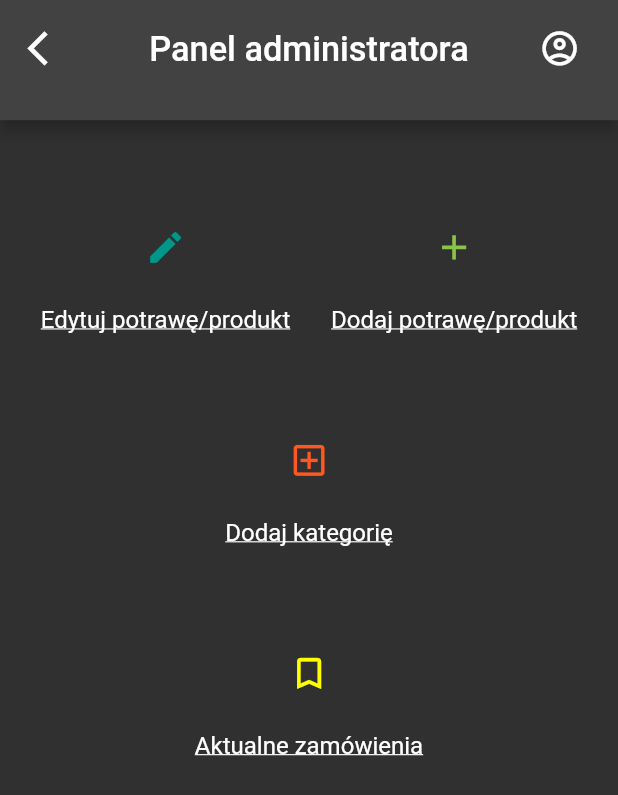
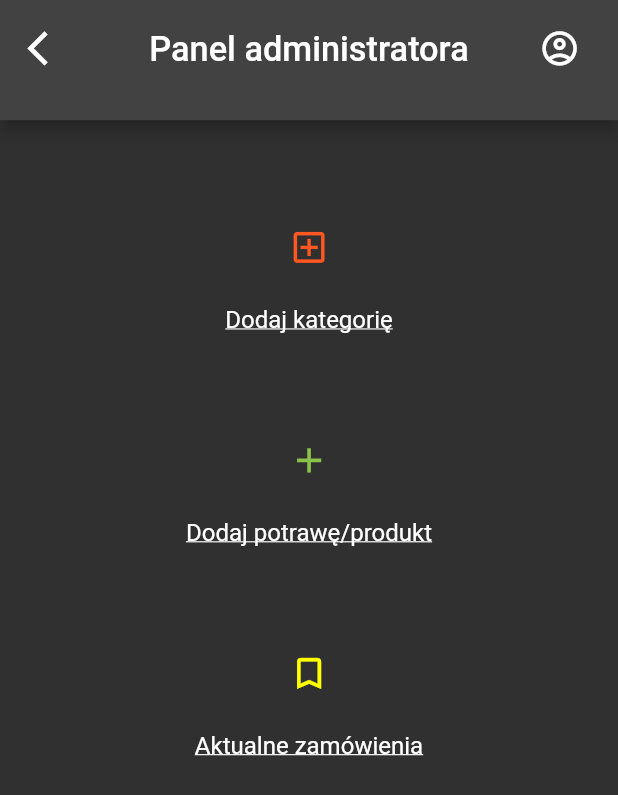
Before and after one commit to bibusDG/meal_orders, a Flutter app: the AdminPanelPage screen opened directly, on a phone screen of 412 x 824 dp. Shown: the top 795 px of the screen. Run offline on Flutter 3.47's test engine with Material 2 defaults, Android fonts, the phone set to English and light mode, and no system bars; our stand-ins replace cloud_firestore, firebase_core, flutter_slidable, get, responsive_framework; accounts and stored records are empty; generated files the repository leaves out were written again.

Commit message:
deal_the_meal 28.06.2023 g.09:00, working on add_edit meal page to have both using the same page

```diff
--- a/lib/controllers/meal_controller.dart
+++ b/lib/controllers/meal_controller.dart
@@ -8,6 +8,7 @@ class MealController extends GetxController{
   RxBool veganCheckBox = false.obs;
   RxBool meatCheckBox = false.obs;
   RxString chosenVariant = 'vegan'.obs;
+  RxBool editingMeal = false.obs;
 
   final _newMeal = MealModel(
       chosenVariant: '',
--- a/lib/pages/add_meal_page.dart
+++ b/lib/pages/add_meal_page.dart
@@ -50,7 +50,7 @@ class AddMealPage extends StatelessWidget {
             preferredSize: const Size.fromHeight(70.0),
             child: CustomAppBarWidget(
               user: _user,
-              appBarText: 'Dodaj produkt',
+              appBarText: mealController.editingMeal.value == false ? 'Dodaj produkt' : 'Edytuj produkt',
             ),
           ),
           bottomNavigationBar: ClipRRect(
--- a/lib/pages/admin_panel_page.dart
+++ b/lib/pages/admin_panel_page.dart
@@ -1,11 +1,11 @@
 import 'package:flutter/material.dart';
 import 'package:get/get.dart';
+import 'package:meal_orders/controllers/meal_controller.dart';
 import 'package:meal_orders/controllers/user_controller.dart';
 import 'package:meal_orders/myWidgets/custom_AppBar_widget.dart';
 import 'package:meal_orders/pages/actual_orders_page.dart';
 import 'package:meal_orders/pages/add_category_page.dart';
 import 'package:meal_orders/pages/add_meal_page.dart';
-import 'package:meal_orders/pages/edit_meal_page.dart';
 import 'package:responsive_framework/responsive_framework.dart';
 
 class AdminPanelPage extends StatelessWidget {
@@ -15,45 +15,23 @@ class AdminPanelPage extends StatelessWidget {
   Widget build(BuildContext context) {
 
     UserController _user = Get.find();
+    MealController mealController = Get.put(MealController());
 
     return ResponsiveScaledBox(
       width: 360,
       child: Scaffold(
         resizeToAvoidBottomInset: false,
         appBar: PreferredSize(
-          preferredSize: Size.fromHeight(70.0),
+          preferredSize: const Size.fromHeight(70.0),
           child: CustomAppBarWidget(
             user: _user,
             appBarText: 'Panel administratora',
           ),
         ),
-        body: Column(
+        body: Center(
+          child: Column(
             children: [
-            const SizedBox(height: 50.0,),
-            Row(
-              mainAxisAlignment: MainAxisAlignment.spaceEvenly,
-              children: [
-                Column(
-                  children: [
-                    IconButton(onPressed: (){
-                      Get.to(()=>const EditMealPage());
-                    }, icon: const Icon(Icons.edit, color: Colors.teal,)),
-                    const SizedBox(height: 10.0,),
-                    const Text('Edytuj potrawę/produkt', style: TextStyle(decoration: TextDecoration.underline))
-                  ],
-                ),
-                Column(
-                  children: [
-                    IconButton(onPressed: (){
-                      Get.to(()=>const AddMealPage());
-                    }, icon: const Icon(Icons.add, color: Colors.lightGreen),),
-                    const SizedBox(height: 10.0,),
-                    const Text('Dodaj potrawę/produkt', style: TextStyle(decoration: TextDecoration.underline),)
-                  ],
-                )
-              ],
-            ),
-            const SizedBox(height: 50.0,),
+              const SizedBox(height: 50.0),
               Column(
                 children: [
                   IconButton(onPressed: (){
@@ -62,6 +40,17 @@ class AdminPanelPage extends StatelessWidget {
                   const SizedBox(height: 10.0,),
                   const Text('Dodaj kategorię', style: TextStyle(decoration: TextDecoration.underline))
 
+                ],
+              ),
+              const SizedBox(height: 50.0,),
+              Column(
+                children: [
+                  IconButton(onPressed: (){
+                    mealController.editingMeal.value = false;
+                    Get.to(()=>const AddMealPage());
+                  }, icon: const Icon(Icons.add, color: Colors.lightGreen),),
+                  const SizedBox(height: 10.0,),
+                  const Text('Dodaj potrawę/produkt', style: TextStyle(decoration: TextDecoration.underline),)
                 ],
               ),
               const SizedBox(height: 50.0,),
@@ -78,6 +67,7 @@ class AdminPanelPage extends StatelessWidget {
             ],
           ),
         ),
+      ),
     );
   }
 }
--- a/lib/services/firebase_services/order_firebase_services.dart
+++ b/lib/services/firebase_services/order_firebase_services.dart
@@ -1,5 +1,4 @@
 import 'package:cloud_firestore/cloud_firestore.dart';
-import 'package:meal_orders/controllers/order_controller.dart';
 
 import '../../models/order_model.dart';
 
@@ -12,7 +11,7 @@ class OrderFirebaseServices {
           .doc('martaSudol')
           .collection('orders').add(order.toJson());
     }
-    catch(error){print(error);}
+    catch(error){}
   }
 
   fetchOrdersFromUser(userLogin) async{
```
Also changed, not shown: lib/pages/user_orders_page.dart (+30 -22 lines). Lines whose indentation alone changed are shown as unchanged.
